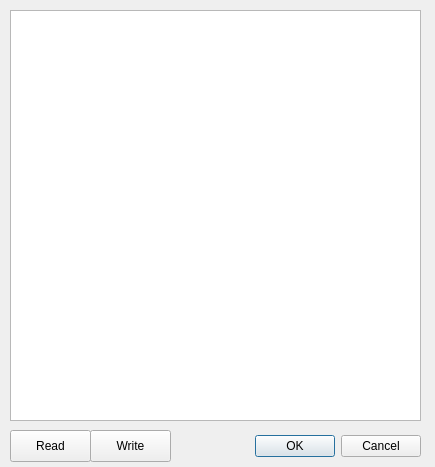
Above: QuasarSpec/eigerQsoGUI/vpModel.ui from rasimcoe/eiger before the change. Below: the same form after it.
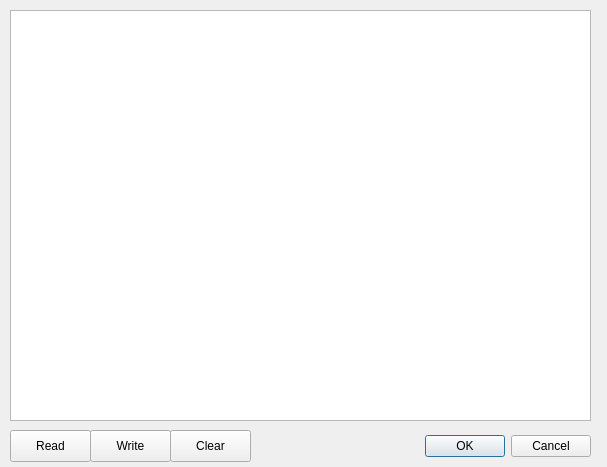
That is the form after the change.

Commit message: Added buttons to load and clear models

What changed in the file:
```diff
--- a/QuasarSpec/eigerQsoGUI/vpModel.ui
+++ b/QuasarSpec/eigerQsoGUI/vpModel.ui
@@ -6,7 +6,7 @@
    <rect>
     <x>0</x>
     <y>0</y>
-    <width>435</width>
+    <width>607</width>
     <height>467</height>
    </rect>
   </property>
@@ -16,7 +16,7 @@
   <widget class="QDialogButtonBox" name="buttonBox">
    <property name="geometry">
     <rect>
-     <x>250</x>
+     <x>420</x>
      <y>430</y>
      <width>171</width>
      <height>32</height>
@@ -34,10 +34,13 @@
     <rect>
      <x>10</x>
      <y>10</y>
-     <width>411</width>
+     <width>581</width>
      <height>411</height>
     </rect>
    </property>
+   <attribute name="headerDefaultSectionSize">
+    <number>200</number>
+   </attribute>
   </widget>
   <widget class="QPushButton" name="writeButton">
    <property name="geometry">
@@ -65,6 +68,19 @@
     <string>Read</string>
    </property>
   </widget>
+  <widget class="QPushButton" name="clearButton">
+   <property name="geometry">
+    <rect>
+     <x>170</x>
+     <y>430</y>
+     <width>81</width>
+     <height>32</height>
+    </rect>
+   </property>
+   <property name="text">
+    <string>Clear</string>
+   </property>
+  </widget>
  </widget>
  <resources/>
  <connections>
```
